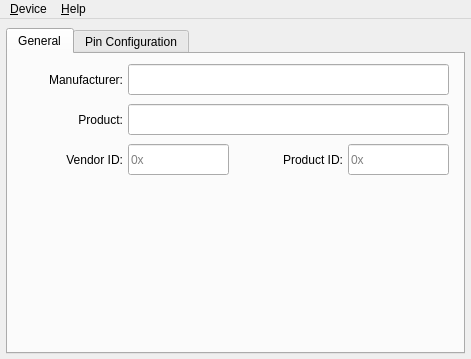
Above: src/configuratorwindow.ui from bloguetronica/mcp2210-conf before the change; both pictures show x 0 to 471 and y 0 to 359 of the 471 by 600 pixel window. Below: the same form after it.
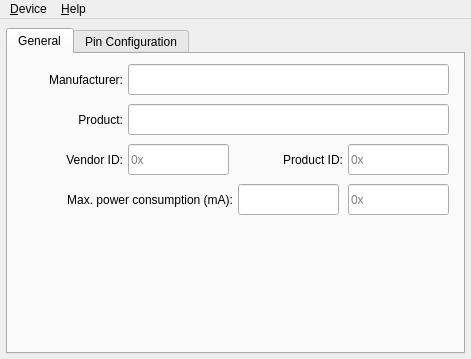
That is the form after the change. Icons and pictures are not drawn.

The edit to the form file:
```diff
--- a/src/configuratorwindow.ui
+++ b/src/configuratorwindow.ui
@@ -202,6 +202,60 @@
        <bool>true</bool>
       </property>
      </widget>
+     <widget class="QLabel" name="labelMaxPower">
+      <property name="geometry">
+       <rect>
+        <x>10</x>
+        <y>137</y>
+        <width>215</width>
+        <height>17</height>
+       </rect>
+      </property>
+      <property name="text">
+       <string>Max. power consumption (mA):</string>
+      </property>
+      <property name="alignment">
+       <set>Qt::AlignRight|Qt::AlignTrailing|Qt::AlignVCenter</set>
+      </property>
+     </widget>
+     <widget class="QLineEdit" name="lineEditMaxPower">
+      <property name="geometry">
+       <rect>
+        <x>230</x>
+        <y>130</y>
+        <width>101</width>
+        <height>31</height>
+       </rect>
+      </property>
+      <property name="readOnly">
+       <bool>true</bool>
+      </property>
+      <property name="clearButtonEnabled">
+       <bool>true</bool>
+      </property>
+     </widget>
+     <widget class="QLineEdit" name="lineEditMaxPowerHex">
+      <property name="geometry">
+       <rect>
+        <x>340</x>
+        <y>130</y>
+        <width>101</width>
+        <height>31</height>
+       </rect>
+      </property>
+      <property name="maxLength">
+       <number>2</number>
+      </property>
+      <property name="readOnly">
+       <bool>true</bool>
+      </property>
+      <property name="placeholderText">
+       <string>0x</string>
+      </property>
+      <property name="clearButtonEnabled">
+       <bool>true</bool>
+      </property>
+     </widget>
     </widget>
     <widget class="QWidget" name="tabPinConfig">
      <attribute name="title">
```
